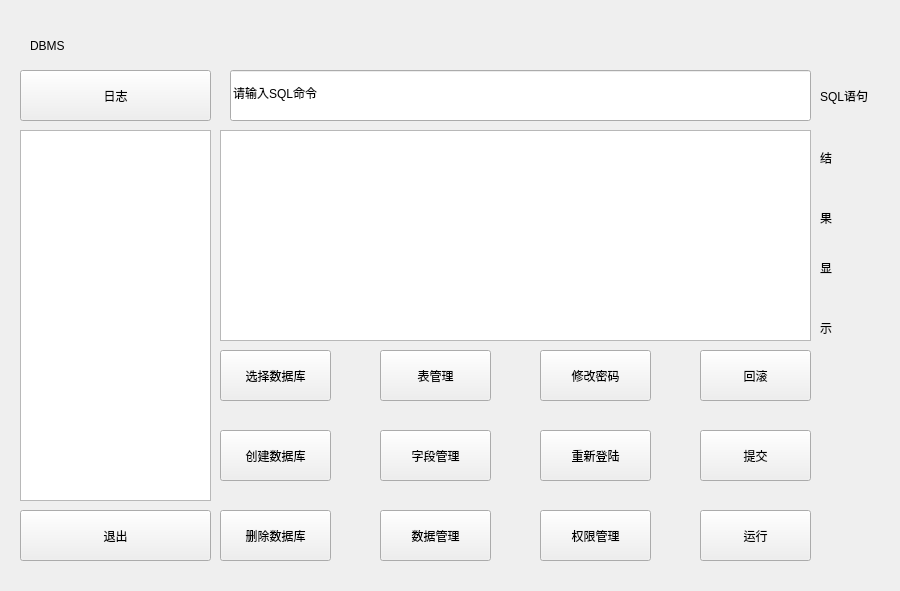
jy-080610/DBMS, file mainwindow.ui: the form before one commit.
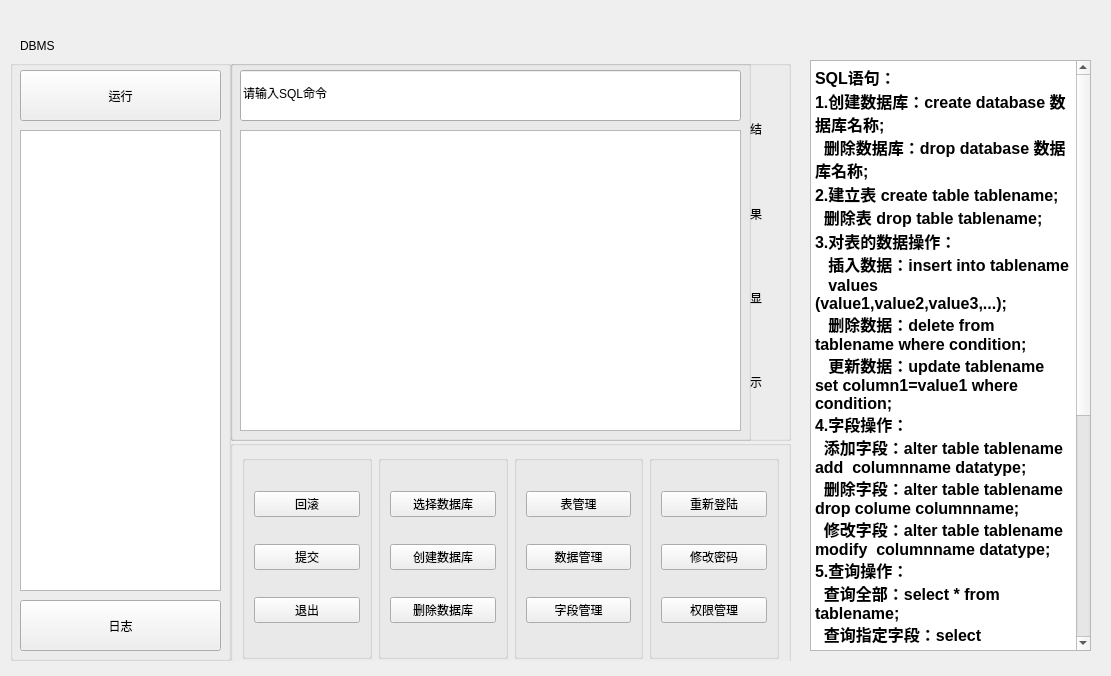
The form after the commit.

Diff of the .ui file:
```diff
--- a/mainwindow.ui
+++ b/mainwindow.ui
@@ -6,8 +6,8 @@
    <rect>
     <x>0</x>
     <y>0</y>
-    <width>900</width>
-    <height>591</height>
+    <width>1111</width>
+    <height>676</height>
    </rect>
   </property>
   <property name="windowTitle">
@@ -19,35 +19,15 @@
   <widget class="QWidget" name="centralwidget" native="true">
    <property name="geometry">
     <rect>
-     <x>10</x>
+     <x>0</x>
      <y>10</y>
-     <width>911</width>
+     <width>1091</width>
      <height>651</height>
     </rect>
    </property>
-   <widget class="QLineEdit" name="sqllineEdit">
-    <property name="geometry">
-     <rect>
-      <x>220</x>
-      <y>60</y>
-      <width>581</width>
-      <height>51</height>
-     </rect>
-    </property>
-    <property name="text">
-     <string>请输入SQL命令</string>
-    </property>
-   </widget>
-   <widget class="QTableWidget" name="tableWidget">
-    <property name="geometry">
-     <rect>
-      <x>210</x>
-      <y>120</y>
-      <width>591</width>
-      <height>211</height>
-     </rect>
-    </property>
-   </widget>
+   <property name="styleSheet">
+    <string notr="true">font: 10pt &quot;方正粗黑宋简体&quot;;</string>
+   </property>
    <widget class="QLabel" name="label">
     <property name="geometry">
      <rect>
@@ -64,262 +44,316 @@
      <string>DBMS</string>
     </property>
    </widget>
-   <widget class="QTreeView" name="treeView">
+   <widget class="QGroupBox" name="groupBox_5">
     <property name="geometry">
      <rect>
-      <x>10</x>
-      <y>120</y>
-      <width>191</width>
-      <height>371</height>
+      <x>230</x>
+      <y>430</y>
+      <width>561</width>
+      <height>231</height>
      </rect>
     </property>
-   </widget>
-   <widget class="QPushButton" name="log">
-    <property name="geometry">
-     <rect>
-      <x>10</x>
-      <y>60</y>
-      <width>191</width>
-      <height>51</height>
-     </rect>
+    <property name="title">
+     <string/>
     </property>
+    <layout class="QGridLayout" name="gridLayout_5">
+     <item row="0" column="0">
+      <widget class="QGroupBox" name="groupBox">
+       <property name="title">
+        <string/>
+       </property>
+       <layout class="QVBoxLayout" name="verticalLayout">
+        <item>
+         <widget class="QPushButton" name="rollback">
     <property name="text">
-     <string>日志</string>
-    </property>
-   </widget>
+           <string>回滚</string>
+          </property>
+         </widget>
+        </item>
+        <item>
+         <widget class="QPushButton" name="commit">
+          <property name="text">
+           <string>提交</string>
+          </property>
+         </widget>
+        </item>
+        <item>
    <widget class="QPushButton" name="exit">
-    <property name="geometry">
-     <rect>
-      <x>10</x>
-      <y>500</y>
-      <width>191</width>
-      <height>51</height>
-     </rect>
-    </property>
     <property name="text">
      <string>退出</string>
     </property>
    </widget>
+        </item>
+       </layout>
+      </widget>
+     </item>
+     <item row="0" column="1">
+      <widget class="QGroupBox" name="groupBox_2">
+       <property name="title">
+        <string/>
+       </property>
+       <layout class="QGridLayout" name="gridLayout_2">
+        <item row="0" column="0">
+         <widget class="QPushButton" name="selectAction">
+          <property name="text">
+           <string>选择数据库</string>
+          </property>
+         </widget>
+        </item>
+        <item row="1" column="0">
    <widget class="QPushButton" name="newAction">
-    <property name="geometry">
-     <rect>
-      <x>210</x>
-      <y>420</y>
-      <width>111</width>
-      <height>51</height>
-     </rect>
-    </property>
     <property name="text">
      <string>创建数据库</string>
     </property>
    </widget>
+        </item>
+        <item row="2" column="0">
    <widget class="QPushButton" name="deleteAction">
-    <property name="geometry">
-     <rect>
-      <x>210</x>
-      <y>500</y>
-      <width>111</width>
-      <height>51</height>
-     </rect>
-    </property>
     <property name="text">
      <string>删除数据库</string>
     </property>
    </widget>
-   <widget class="QPushButton" name="selectAction">
-    <property name="geometry">
-     <rect>
-      <x>210</x>
-      <y>340</y>
-      <width>111</width>
-      <height>51</height>
-     </rect>
-    </property>
-    <property name="text">
-     <string>选择数据库</string>
-    </property>
-   </widget>
+        </item>
+       </layout>
+      </widget>
+     </item>
+     <item row="0" column="2">
+      <widget class="QGroupBox" name="groupBox_3">
+       <property name="title">
+        <string/>
+       </property>
+       <layout class="QGridLayout" name="gridLayout_3">
+        <item row="0" column="0">
    <widget class="QPushButton" name="tablemanage">
-    <property name="geometry">
-     <rect>
-      <x>370</x>
-      <y>340</y>
-      <width>111</width>
-      <height>51</height>
-     </rect>
-    </property>
     <property name="text">
      <string>表管理</string>
     </property>
    </widget>
+        </item>
+        <item row="1" column="0">
    <widget class="QPushButton" name="datamanage">
-    <property name="geometry">
-     <rect>
-      <x>370</x>
-      <y>500</y>
-      <width>111</width>
-      <height>51</height>
-     </rect>
-    </property>
     <property name="text">
      <string>数据管理</string>
     </property>
    </widget>
+        </item>
+        <item row="2" column="0">
    <widget class="QPushButton" name="fieldmanage">
-    <property name="geometry">
-     <rect>
-      <x>370</x>
-      <y>420</y>
-      <width>111</width>
-      <height>51</height>
-     </rect>
-    </property>
     <property name="text">
      <string>字段管理</string>
     </property>
    </widget>
-   <widget class="QPushButton" name="privilege">
-    <property name="geometry">
-     <rect>
-      <x>530</x>
-      <y>500</y>
-      <width>111</width>
-      <height>51</height>
-     </rect>
-    </property>
-    <property name="text">
-     <string>权限管理</string>
-    </property>
-   </widget>
+        </item>
+       </layout>
+      </widget>
+     </item>
+     <item row="0" column="3">
+      <widget class="QGroupBox" name="groupBox_4">
+       <property name="title">
+        <string/>
+       </property>
+       <layout class="QGridLayout" name="gridLayout_4">
+        <item row="0" column="0">
    <widget class="QPushButton" name="rland">
-    <property name="geometry">
-     <rect>
-      <x>530</x>
-      <y>420</y>
-      <width>111</width>
-      <height>51</height>
-     </rect>
-    </property>
     <property name="text">
      <string>重新登陆</string>
     </property>
    </widget>
+        </item>
+        <item row="1" column="0">
    <widget class="QPushButton" name="psw">
-    <property name="geometry">
-     <rect>
-      <x>530</x>
-      <y>340</y>
-      <width>111</width>
-      <height>51</height>
-     </rect>
-    </property>
     <property name="text">
      <string>修改密码</string>
     </property>
    </widget>
-   <widget class="QPushButton" name="commit">
-    <property name="geometry">
-     <rect>
-      <x>690</x>
-      <y>420</y>
-      <width>111</width>
-      <height>51</height>
-     </rect>
-    </property>
+        </item>
+        <item row="2" column="0">
+         <widget class="QPushButton" name="privilege">
     <property name="text">
-     <string>提交</string>
-    </property>
-   </widget>
-   <widget class="QPushButton" name="rollback">
-    <property name="geometry">
-     <rect>
-      <x>690</x>
-      <y>340</y>
-      <width>111</width>
-      <height>51</height>
-     </rect>
-    </property>
-    <property name="text">
-     <string>回滚</string>
-    </property>
-   </widget>
-   <widget class="QPushButton" name="run">
+           <string>权限管理</string>
+          </property>
+         </widget>
+        </item>
+       </layout>
+      </widget>
+     </item>
+    </layout>
+   </widget>
+   <widget class="QGroupBox" name="groupBox_6">
     <property name="geometry">
      <rect>
-      <x>690</x>
-      <y>500</y>
-      <width>111</width>
-      <height>51</height>
+      <x>230</x>
+      <y>50</y>
+      <width>561</width>
+      <height>381</height>
      </rect>
     </property>
-    <property name="text">
-     <string>运行</string>
+    <property name="title">
+     <string/>
     </property>
-   </widget>
-   <widget class="QLabel" name="label_2">
+    <widget class="QWidget" name="layoutWidget">
     <property name="geometry">
      <rect>
-      <x>810</x>
-      <y>60</y>
-      <width>72</width>
-      <height>51</height>
-     </rect>
-    </property>
-    <property name="text">
-     <string>SQL语句</string>
-    </property>
-   </widget>
+       <x>520</x>
+       <y>30</y>
+       <width>31</width>
+       <height>331</height>
+      </rect>
+     </property>
+     <layout class="QGridLayout" name="gridLayout">
+      <item row="0" column="0">
    <widget class="QLabel" name="label_4">
-    <property name="geometry">
-     <rect>
-      <x>810</x>
-      <y>140</y>
-      <width>72</width>
-      <height>15</height>
-     </rect>
+        <property name="styleSheet">
+         <string notr="true">font: 14pt &quot;方正粗黑宋简体&quot;;</string>
     </property>
     <property name="text">
      <string>结</string>
     </property>
    </widget>
+      </item>
+      <item row="1" column="0">
    <widget class="QLabel" name="label_5">
-    <property name="geometry">
-     <rect>
-      <x>810</x>
-      <y>200</y>
-      <width>72</width>
-      <height>15</height>
-     </rect>
+        <property name="styleSheet">
+         <string notr="true">font: 14pt &quot;方正粗黑宋简体&quot;;</string>
     </property>
     <property name="text">
      <string>果</string>
     </property>
    </widget>
+      </item>
+      <item row="2" column="0">
    <widget class="QLabel" name="label_6">
-    <property name="geometry">
-     <rect>
-      <x>810</x>
-      <y>250</y>
-      <width>72</width>
-      <height>15</height>
-     </rect>
+        <property name="styleSheet">
+         <string notr="true">font: 14pt &quot;方正粗黑宋简体&quot;;</string>
     </property>
     <property name="text">
      <string>显</string>
     </property>
    </widget>
+      </item>
+      <item row="3" column="0">
    <widget class="QLabel" name="label_7">
-    <property name="geometry">
-     <rect>
-      <x>810</x>
-      <y>310</y>
-      <width>72</width>
-      <height>15</height>
-     </rect>
+        <property name="styleSheet">
+         <string notr="true">font: 14pt &quot;方正粗黑宋简体&quot;;</string>
     </property>
     <property name="text">
      <string>示</string>
     </property>
+       </widget>
+      </item>
+     </layout>
+    </widget>
+    <widget class="QGroupBox" name="groupBox_7">
+     <property name="geometry">
+      <rect>
+       <x>0</x>
+       <y>0</y>
+       <width>521</width>
+       <height>381</height>
+      </rect>
+     </property>
+     <property name="title">
+      <string/>
+     </property>
+     <widget class="QTableWidget" name="tableWidget">
+      <property name="geometry">
+       <rect>
+        <x>10</x>
+        <y>70</y>
+        <width>501</width>
+        <height>301</height>
+       </rect>
+      </property>
+     </widget>
+     <widget class="QLineEdit" name="sqllineEdit">
+      <property name="geometry">
+       <rect>
+        <x>10</x>
+        <y>10</y>
+        <width>501</width>
+        <height>51</height>
+       </rect>
+      </property>
+      <property name="text">
+       <string>请输入SQL命令</string>
+      </property>
+     </widget>
+    </widget>
+   </widget>
+   <widget class="QTextEdit" name="text">
+    <property name="geometry">
+     <rect>
+      <x>810</x>
+      <y>50</y>
+      <width>281</width>
+      <height>591</height>
+     </rect>
+    </property>
+    <property name="styleSheet">
+     <string notr="true">font: 10pt &quot;方正粗黑宋简体&quot;;</string>
+    </property>
+    <property name="html">
+     <string>&lt;!DOCTYPE HTML PUBLIC &quot;-//W3C//DTD HTML 4.0//EN&quot; &quot;http://www.w3.org/TR/REC-html40/strict.dtd&quot;&gt;
+&lt;html&gt;&lt;head&gt;&lt;meta name=&quot;qrichtext&quot; content=&quot;1&quot; /&gt;&lt;style type=&quot;text/css&quot;&gt;
+p, li { white-space: pre-wrap; }
+&lt;/style&gt;&lt;/head&gt;&lt;body style=&quot; font-family:'方正粗黑宋简体'; font-size:10pt; font-weight:400; font-style:normal;&quot;&gt;
+&lt;p style=&quot; margin-top:0px; margin-bottom:0px; margin-left:0px; margin-right:0px; -qt-block-indent:0; text-indent:0px;&quot;&gt;&lt;span style=&quot; font-family:'JetBrains Mono','monospace'; font-size:12pt; font-weight:600; color:#000000;&quot;&gt;SQL&lt;/span&gt;&lt;span style=&quot; font-family:'宋体','monospace'; font-size:12pt; font-weight:600; color:#000000;&quot;&gt;语句：&lt;/span&gt;&lt;/p&gt;
+&lt;p style=&quot; margin-top:0px; margin-bottom:0px; margin-left:0px; margin-right:0px; -qt-block-indent:0; text-indent:0px; background-color:#ffffff;&quot;&gt;&lt;span style=&quot; font-family:'JetBrains Mono','monospace'; font-size:12pt; font-weight:600; color:#000000;&quot;&gt;1.&lt;/span&gt;&lt;span style=&quot; font-family:'宋体','monospace'; font-size:12pt; font-weight:600; color:#000000;&quot;&gt;创建数据库：&lt;/span&gt;&lt;span style=&quot; font-family:'JetBrains Mono','monospace'; font-size:12pt; font-weight:600; color:#000000;&quot;&gt;create database &lt;/span&gt;&lt;span style=&quot; font-family:'宋体','monospace'; font-size:12pt; font-weight:600; color:#000000;&quot;&gt;数据库名称&lt;/span&gt;&lt;span style=&quot; font-family:'JetBrains Mono','monospace'; font-size:12pt; font-weight:600; color:#000000;&quot;&gt;;&lt;br /&gt;  &lt;/span&gt;&lt;span style=&quot; font-family:'宋体','monospace'; font-size:12pt; font-weight:600; color:#000000;&quot;&gt;删除数据库：&lt;/span&gt;&lt;span style=&quot; font-family:'JetBrains Mono','monospace'; font-size:12pt; font-weight:600; color:#000000;&quot;&gt;drop database &lt;/span&gt;&lt;span style=&quot; font-family:'宋体','monospace'; font-size:12pt; font-weight:600; color:#000000;&quot;&gt;数据库名称&lt;/span&gt;&lt;span style=&quot; font-family:'JetBrains Mono','monospace'; font-size:12pt; font-weight:600; color:#000000;&quot;&gt;;&lt;/span&gt;&lt;/p&gt;
+&lt;p style=&quot; margin-top:0px; margin-bottom:0px; margin-left:0px; margin-right:0px; -qt-block-indent:0; text-indent:0px; background-color:#ffffff;&quot;&gt;&lt;span style=&quot; font-family:'JetBrains Mono','monospace'; font-size:12pt; font-weight:600; color:#000000;&quot;&gt;2.&lt;/span&gt;&lt;span style=&quot; font-family:'宋体','monospace'; font-size:12pt; font-weight:600; color:#000000;&quot;&gt;建立表&lt;/span&gt;&lt;span style=&quot; font-family:'JetBrains Mono','monospace'; font-size:12pt; font-weight:600; color:#000000;&quot;&gt; create table tablename;&lt;br /&gt;  &lt;/span&gt;&lt;span style=&quot; font-family:'宋体','monospace'; font-size:12pt; font-weight:600; color:#000000;&quot;&gt;删除表&lt;/span&gt;&lt;span style=&quot; font-family:'JetBrains Mono','monospace'; font-size:12pt; font-weight:600; color:#000000;&quot;&gt; drop table tablename;&lt;/span&gt;&lt;/p&gt;
+&lt;p style=&quot; margin-top:0px; margin-bottom:0px; margin-left:0px; margin-right:0px; -qt-block-indent:0; text-indent:0px; background-color:#ffffff;&quot;&gt;&lt;span style=&quot; font-family:'JetBrains Mono','monospace'; font-size:12pt; font-weight:600; color:#000000;&quot;&gt;3.&lt;/span&gt;&lt;span style=&quot; font-family:'宋体','monospace'; font-size:12pt; font-weight:600; color:#000000;&quot;&gt;对表的数据操作：&lt;/span&gt;&lt;span style=&quot; font-family:'JetBrains Mono','monospace'; font-size:12pt; font-weight:600; color:#000000;&quot;&gt;&lt;br /&gt;   &lt;/span&gt;&lt;span style=&quot; font-family:'宋体','monospace'; font-size:12pt; font-weight:600; color:#000000;&quot;&gt;插入数据：&lt;/span&gt;&lt;span style=&quot; font-family:'JetBrains Mono','monospace'; font-size:12pt; font-weight:600; color:#000000;&quot;&gt;insert into tablename &lt;/span&gt;&lt;/p&gt;
+&lt;p style=&quot; margin-top:0px; margin-bottom:0px; margin-left:0px; margin-right:0px; -qt-block-indent:0; text-indent:0px; background-color:#ffffff;&quot;&gt;&lt;span style=&quot; font-family:'JetBrains Mono','monospace'; font-size:12pt; font-weight:600; color:#000000;&quot;&gt;   values (value1,value2,value3,...);&lt;br /&gt;   &lt;/span&gt;&lt;span style=&quot; font-family:'宋体','monospace'; font-size:12pt; font-weight:600; color:#000000;&quot;&gt;删除数据：&lt;/span&gt;&lt;span style=&quot; font-family:'JetBrains Mono','monospace'; font-size:12pt; font-weight:600; color:#000000;&quot;&gt;delete from tablename where condition;&lt;br /&gt;   &lt;/span&gt;&lt;span style=&quot; font-family:'宋体','monospace'; font-size:12pt; font-weight:600; color:#000000;&quot;&gt;更新数据：&lt;/span&gt;&lt;span style=&quot; font-family:'JetBrains Mono','monospace'; font-size:12pt; font-weight:600; color:#000000;&quot;&gt;update tablename set column1=value1 where condition;&lt;br /&gt;4.&lt;/span&gt;&lt;span style=&quot; font-family:'宋体','monospace'; font-size:12pt; font-weight:600; color:#000000;&quot;&gt;字段操作：&lt;/span&gt;&lt;span style=&quot; font-family:'JetBrains Mono','monospace'; font-size:12pt; font-weight:600; color:#000000;&quot;&gt;&lt;br /&gt;  &lt;/span&gt;&lt;span style=&quot; font-family:'宋体','monospace'; font-size:12pt; font-weight:600; color:#000000;&quot;&gt;添加字段：&lt;/span&gt;&lt;span style=&quot; font-family:'JetBrains Mono','monospace'; font-size:12pt; font-weight:600; color:#000000;&quot;&gt;alter table tablename add  columnname datatype;&lt;br /&gt;  &lt;/span&gt;&lt;span style=&quot; font-family:'宋体','monospace'; font-size:12pt; font-weight:600; color:#000000;&quot;&gt;删除字段：&lt;/span&gt;&lt;span style=&quot; font-family:'JetBrains Mono','monospace'; font-size:12pt; font-weight:600; color:#000000;&quot;&gt;alter table tablename drop colume columnname;&lt;br /&gt;  &lt;/span&gt;&lt;span style=&quot; font-family:'宋体','monospace'; font-size:12pt; font-weight:600; color:#000000;&quot;&gt;修改字段：&lt;/span&gt;&lt;span style=&quot; font-family:'JetBrains Mono','monospace'; font-size:12pt; font-weight:600; color:#000000;&quot;&gt;alter table tablename modify  columnname datatype;&lt;br /&gt;5.&lt;/span&gt;&lt;span style=&quot; font-family:'宋体','monospace'; font-size:12pt; font-weight:600; color:#000000;&quot;&gt;查询操作：&lt;/span&gt;&lt;span style=&quot; font-family:'JetBrains Mono','monospace'; font-size:12pt; font-weight:600; color:#000000;&quot;&gt;&lt;br /&gt;  &lt;/span&gt;&lt;span style=&quot; font-family:'宋体','monospace'; font-size:12pt; font-weight:600; color:#000000;&quot;&gt;查询全部：&lt;/span&gt;&lt;span style=&quot; font-family:'JetBrains Mono','monospace'; font-size:12pt; font-weight:600; color:#000000;&quot;&gt;select * from tablename;&lt;br /&gt;  &lt;/span&gt;&lt;span style=&quot; font-family:'宋体','monospace'; font-size:12pt; font-weight:600; color:#000000;&quot;&gt;查询指定字段：&lt;/span&gt;&lt;span style=&quot; font-family:'JetBrains Mono','monospace'; font-size:12pt; font-weight:600; color:#000000;&quot;&gt;select &lt;/span&gt;&lt;span style=&quot; font-family:'宋体','monospace'; font-size:12pt; font-weight:600; color:#000000;&quot;&gt;（&lt;/span&gt;&lt;span style=&quot; font-family:'JetBrains Mono','monospace'; font-size:12pt; font-weight:600; color:#000000;&quot;&gt;column1,column2,column3&lt;/span&gt;&lt;span style=&quot; font-family:'宋体','monospace'; font-size:12pt; font-weight:600; color:#000000;&quot;&gt;）&lt;/span&gt;&lt;span style=&quot; font-family:'JetBrains Mono','monospace'; font-size:12pt; font-weight:600; color:#000000;&quot;&gt; &lt;/span&gt;&lt;/p&gt;
+&lt;p style=&quot; margin-top:0px; margin-bottom:0px; margin-left:0px; margin-right:0px; -qt-block-indent:0; text-indent:0px; background-color:#ffffff;&quot;&gt;&lt;span style=&quot; font-family:'JetBrains Mono','monospace'; font-size:12pt; font-weight:600; color:#000000;&quot;&gt;  from tablename;&lt;br /&gt;  &lt;/span&gt;&lt;span style=&quot; font-family:'宋体','monospace'; font-size:12pt; font-weight:600; color:#000000;&quot;&gt;查询指定字段以及&lt;/span&gt;&lt;span style=&quot; font-family:'JetBrains Mono','monospace'; font-size:12pt; font-weight:600; color:#000000;&quot;&gt;where&lt;/span&gt;&lt;span style=&quot; font-family:'宋体','monospace'; font-size:12pt; font-weight:600; color:#000000;&quot;&gt;条件：&lt;/span&gt;&lt;span style=&quot; font-family:'JetBrains Mono','monospace'; font-size:12pt; font-weight:600; color:#000000;&quot;&gt;select &lt;/span&gt;&lt;span style=&quot; font-family:'宋体','monospace'; font-size:12pt; font-weight:600; color:#000000;&quot;&gt;（&lt;/span&gt;&lt;span style=&quot; font-family:'JetBrains Mono','monospace'; font-size:12pt; font-weight:600; color:#000000;&quot;&gt;column1,column2）&lt;/span&gt;&lt;/p&gt;
+&lt;p style=&quot; margin-top:0px; margin-bottom:0px; margin-left:0px; margin-right:0px; -qt-block-indent:0; text-indent:0px; background-color:#ffffff;&quot;&gt;&lt;span style=&quot; font-family:'JetBrains Mono','monospace'; font-size:12pt; font-weight:600; color:#000000;&quot;&gt;   from tablename where &lt;/span&gt;&lt;span style=&quot; font-family:'宋体','monospace'; font-size:12pt; font-weight:600; color:#000000;&quot;&gt;属性名&lt;/span&gt;&lt;span style=&quot; font-family:'JetBrains Mono','monospace'; font-size:12pt; font-weight:600; color:#000000;&quot;&gt;=XXX;&lt;br /&gt;6.&lt;/span&gt;&lt;span style=&quot; font-family:'宋体','monospace'; font-size:12pt; font-weight:600; color:#000000;&quot;&gt;建立索引：&lt;/span&gt;&lt;span style=&quot; font-family:'JetBrains Mono','monospace'; font-size:12pt; font-weight:600; color:#000000;&quot;&gt;&lt;br /&gt;  &lt;/span&gt;&lt;span style=&quot; font-family:'宋体','monospace'; font-size:12pt; font-weight:600; color:#000000;&quot;&gt;建立索引：&lt;/span&gt;&lt;span style=&quot; font-family:'JetBrains Mono','monospace'; font-size:12pt; font-weight:600; color:#000000;&quot;&gt;create index indexname on tablename(columnname);&lt;br /&gt;  &lt;/span&gt;&lt;span style=&quot; font-family:'宋体','monospace'; font-size:12pt; font-weight:600; color:#000000;&quot;&gt;删除索引：&lt;/span&gt;&lt;span style=&quot; font-family:'JetBrains Mono','monospace'; font-size:12pt; font-weight:600; color:#000000;&quot;&gt;drop index indexname;&lt;br /&gt;7.&lt;/span&gt;&lt;span style=&quot; font-family:'宋体','monospace'; font-size:12pt; font-weight:600; color:#000000;&quot;&gt;权限设置：&lt;/span&gt;&lt;span style=&quot; font-family:'JetBrains Mono','monospace'; font-size:12pt; font-weight:600; color:#000000;&quot;&gt;&lt;br /&gt;  授予权限：grank on tablename to username;&lt;br /&gt;  撤回权限：revoke on tablename from username;&lt;br /&gt; &lt;/span&gt;&lt;/p&gt;&lt;/body&gt;&lt;/html&gt;</string>
+    </property>
+   </widget>
+   <widget class="QGroupBox" name="groupBox_8">
+    <property name="geometry">
+     <rect>
+      <x>10</x>
+      <y>50</y>
+      <width>221</width>
+      <height>601</height>
+     </rect>
+    </property>
+    <property name="title">
+     <string/>
+    </property>
+    <widget class="QPushButton" name="run">
+     <property name="geometry">
+      <rect>
+       <x>10</x>
+       <y>10</y>
+       <width>201</width>
+       <height>51</height>
+      </rect>
+     </property>
+     <property name="text">
+      <string>运行</string>
+     </property>
+    </widget>
+    <widget class="QTreeView" name="treeView">
+     <property name="geometry">
+      <rect>
+       <x>10</x>
+       <y>70</y>
+       <width>201</width>
+       <height>461</height>
+      </rect>
+     </property>
+    </widget>
+    <widget class="QPushButton" name="log">
+     <property name="geometry">
+      <rect>
+       <x>10</x>
+       <y>540</y>
+       <width>201</width>
+       <height>51</height>
+      </rect>
+     </property>
+     <property name="text">
+      <string>日志</string>
+     </property>
+    </widget>
    </widget>
   </widget>
  </widget>
```
Lines whose indentation alone changed are shown as unchanged.
